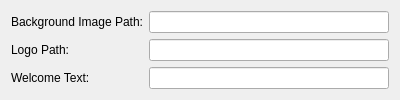
Before: the Qt Designer form themes/classic/config.ui in KDE/lightdm, drawn with Qt 5.
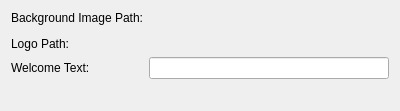
After: the same form once the commit is applied. Custom widgets are drawn as their Qt base class.

Commit message: Switch the image selector paths to KUrlRequester

The edit to the form file:
```diff
--- a/themes/classic/config.ui
+++ b/themes/classic/config.ui
@@ -7,11 +7,11 @@
     <x>0</x>
     <y>0</y>
     <width>400</width>
-    <height>95</height>
+    <height>111</height>
    </rect>
   </property>
   <layout class="QGridLayout" name="gridLayout">
-   <item row="0" column="0">
+   <item row="1" column="0">
     <widget class="QLabel" name="label">
      <property name="text">
       <string>Background Image Path:</string>
@@ -24,30 +24,24 @@
      </property>
     </widget>
    </item>
-   <item row="0" column="1">
-    <widget class="KLineEdit" name="kcfg_Background"/>
-   </item>
-   <item row="1" column="1">
-    <widget class="KLineEdit" name="kcfg_Logo"/>
-   </item>
-   <item row="1" column="0">
+   <item row="3" column="0">
     <widget class="QLabel" name="label_2">
      <property name="text">
       <string>Logo Path:</string>
      </property>
     </widget>
    </item>
-   <item row="2" column="0">
+   <item row="4" column="0">
     <widget class="QLabel" name="label_3">
      <property name="text">
       <string>Welcome Text:</string>
      </property>
     </widget>
    </item>
-   <item row="2" column="1">
+   <item row="4" column="1">
     <widget class="QLineEdit" name="kcfg_GreetMessage"/>
    </item>
-   <item row="3" column="1">
+   <item row="5" column="1">
     <spacer name="verticalSpacer">
      <property name="orientation">
       <enum>Qt::Vertical</enum>
@@ -60,13 +54,41 @@
      </property>
     </spacer>
    </item>
+   <item row="1" column="1">
+    <widget class="KUrlRequester" name="kcfg_Background">
+     <property name="filter">
+      <string/>
+     </property>
+     <property name="kcfg_property" stdset="0">
+      <string notr="true" extracomment="This tells KConfig to use the text property rather than the url property. This works round it being broken.">text</string>
+     </property>
+    </widget>
+   </item>
+   <item row="3" column="1">
+    <widget class="KUrlRequester" name="kcfg_Logo">
+     <property name="filter">
+      <string/>
+     </property>
+     <property name="kcfg_property" stdset="0">
+      <string>text</string>
+     </property>
+    </widget>
+   </item>
+   <item row="2" column="1">
+    <widget class="KImageFilePreview" name="kimagefilepreview"/>
+   </item>
   </layout>
  </widget>
  <customwidgets>
   <customwidget>
-   <class>KLineEdit</class>
-   <extends>QLineEdit</extends>
-   <header>klineedit.h</header>
+   <class>KUrlRequester</class>
+   <extends>QFrame</extends>
+   <header>kurlrequester.h</header>
+  </customwidget>
+  <customwidget>
+   <class>KImageFilePreview</class>
+   <extends>QWidget</extends>
+   <header>kimagefilepreview.h</header>
   </customwidget>
  </customwidgets>
  <resources/>
```
Left out of the diff: 26 changed lines with no effect on the pictures. The commit also changes 1 other file.
